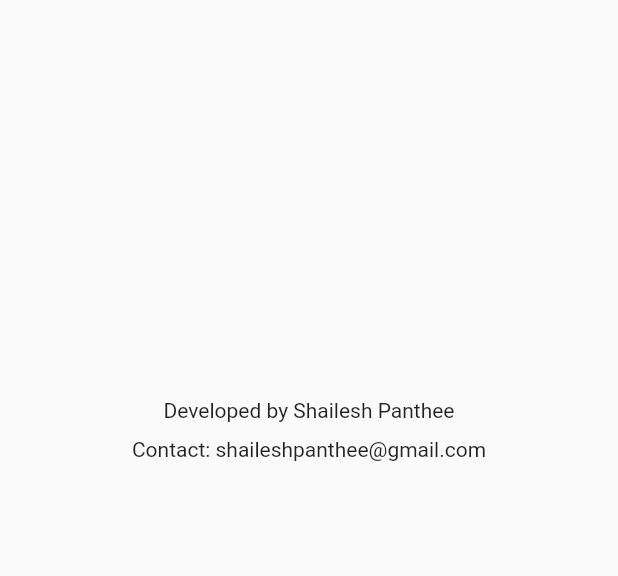
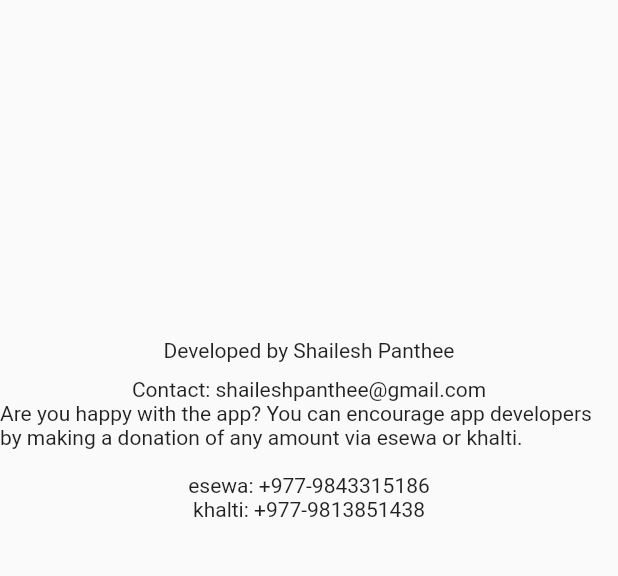
Before and after one commit to igaurab/edd, a Flutter app: the HomeScreen screen opened directly, after a tap on the "menu" icon, after a tap on "About us", on a phone screen of 412 x 824 dp, the part 230-806 px from its top. Run offline on Flutter 3.47's test engine with Material 2 defaults, Android fonts, the phone set to English and light mode, and no system bars; drawn by our look-alikes of flutter_form_builder; our stand-ins replace page_transition, shared_preferences; accounts and stored records are empty.

Commit message:
Refactored messages

```diff
--- a/lib/main.dart
+++ b/lib/main.dart
@@ -20,7 +20,7 @@ class _MyAppState extends State<MyApp> {
 
   @override
   Widget build(BuildContext context) {
-    return (now.year == 2019 /*&& (now.month == 1 || now.month == 2)*/)
+    return (now.year == 2020 && (now.month == 1 || now.month == 2))
         ? MaterialApp(
             debugShowCheckedModeBanner: false,
             home: HomeScreen(),
--- a/lib/screens/drawer/aboutus.dart
+++ b/lib/screens/drawer/aboutus.dart
@@ -32,6 +32,10 @@ class AboutUs extends StatelessWidget {
             Container(
               child: Text("Contact: shaileshpanthee@gmail.com"),
             ),
+            Text(
+                "Are you happy with the app? You can encourage app developers by making a donation of any amount via esewa or khalti. \n"),
+            Text("esewa: +977-9843315186"),
+            Text("khalti: +977-9813851438"),
           ],
         ),
       ),
--- a/lib/screens/drawer/disclaimer.dart
+++ b/lib/screens/drawer/disclaimer.dart
@@ -2,7 +2,7 @@ import "package:flutter/material.dart";
 
 class Disclaimer extends StatelessWidget {
   final String text1 =
-      "This App calculates POG by subtracting LMP from Today's date. The result so obtained in month and days is converted into days and then into weeks. Other methods commonly used by obstetricians like counting 4 weeks for every month and 13 weeks for every 3 months may give different result and is less accurate. Considerations need to be taken";
+      "This App calculates POG by subtracting LMP from Today's date. The result so obtained in month and days is converted into days and then into weeks. Other method commonly used by obstetricians: counting 4 weeks for every month and 13 weeks for every 3 months may give different result and is less accurate. Considerations need to be taken";
   final String text2 =
       "This App is made for educational purposes. This App may not be relied upon for the purposes of medical diagnosis or treatment. The information on this App is not a substitute for professional medical advice, diagnosis or treatment.";
   @override
--- a/lib/screens/home.dart
+++ b/lib/screens/home.dart
@@ -140,7 +140,7 @@ class _HomeScreenState extends State<HomeScreen> {
         children: <Widget>[
           DrawerHeader(
               child: Text(
-                "POG Calculator",
+                "ObGyn Complete",
                 style: TextStyle(
                     fontSize: 26.0,
                     fontWeight: FontWeight.bold,
--- a/lib/screens/result.dart
+++ b/lib/screens/result.dart
@@ -49,7 +49,7 @@ class _ResultState extends State<Result> {
                     "EDD: ",
                     style: TextStyle(
                         fontSize: 30.0,
-                        color: Colors.grey,
+                        color: Colors.black,
                         fontWeight: FontWeight.bold),
                   ),
                   Text(
--- a/lib/screens/trailend.dart
+++ b/lib/screens/trailend.dart
@@ -26,9 +26,7 @@ class _TrailEndScreenState extends State<TrailEndScreen> {
                   style: TextStyle(color: Colors.redAccent),
                 ),
                 Text(
-                    "Please support app developers by purchasing the application\n"),
-                Text(
-                    "For the price of a cup of coffee, you can use the app for 3 months."),
+                    "Please support app developers by purchasing the application.\n"),
               ],
             ),
           ),
```
Also changed, not shown: 1 other file.
